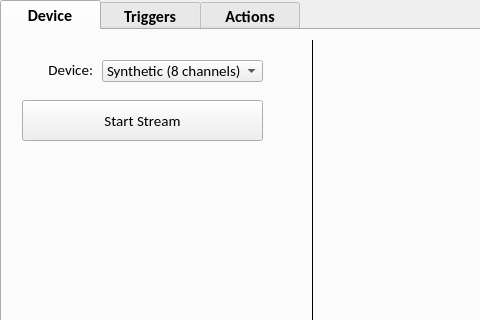
Above: interface.ui from lan-party/NeuroShortcut before the change; both pictures show x 0 to 480 and y 0 to 320 of the 1191 by 639 pixel window. Below: the same form after it.
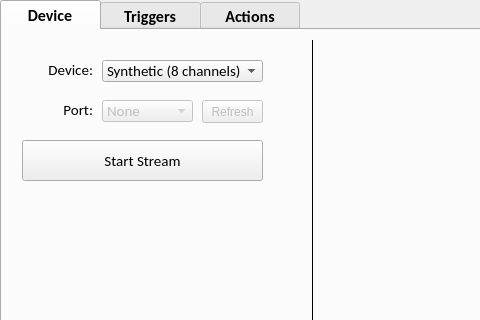
That is the form after the change. Icons and pictures are not drawn. Custom widgets are drawn as their Qt base class.

Commit message: - Added COM port discovery and selection dropdown

Diff of the .ui file:
```diff
--- a/interface.ui
+++ b/interface.ui
@@ -104,7 +104,7 @@
      <property name="geometry">
       <rect>
        <x>20</x>
-       <y>70</y>
+       <y>110</y>
        <width>241</width>
        <height>41</height>
       </rect>
@@ -148,6 +148,74 @@
       <string notr="true">background-image: url(assets/cytonpins.png);</string>
      </property>
     </widget>
+    <widget class="QComboBox" name="portSelect">
+     <property name="enabled">
+      <bool>false</bool>
+     </property>
+     <property name="geometry">
+      <rect>
+       <x>100</x>
+       <y>70</y>
+       <width>91</width>
+       <height>22</height>
+      </rect>
+     </property>
+     <property name="font">
+      <font>
+       <family>Calibri</family>
+       <pointsize>11</pointsize>
+      </font>
+     </property>
+     <property name="currentText">
+      <string>None</string>
+     </property>
+     <property name="currentIndex">
+      <number>0</number>
+     </property>
+     <item>
+      <property name="text">
+       <string>None</string>
+      </property>
+     </item>
+    </widget>
+    <widget class="QLabel" name="portLabel">
+     <property name="geometry">
+      <rect>
+       <x>20</x>
+       <y>70</y>
+       <width>71</width>
+       <height>21</height>
+      </rect>
+     </property>
+     <property name="font">
+      <font>
+       <family>Calibri</family>
+       <pointsize>11</pointsize>
+      </font>
+     </property>
+     <property name="text">
+      <string>&lt;html&gt;&lt;head/&gt;&lt;body&gt;&lt;p&gt;Port:&lt;/p&gt;&lt;/body&gt;&lt;/html&gt;</string>
+     </property>
+     <property name="alignment">
+      <set>Qt::AlignRight|Qt::AlignTrailing|Qt::AlignVCenter</set>
+     </property>
+    </widget>
+    <widget class="QPushButton" name="portRefreshButton">
+     <property name="enabled">
+      <bool>false</bool>
+     </property>
+     <property name="geometry">
+      <rect>
+       <x>200</x>
+       <y>70</y>
+       <width>61</width>
+       <height>23</height>
+      </rect>
+     </property>
+     <property name="text">
+      <string>Refresh</string>
+     </property>
+    </widget>
    </widget>
    <widget class="QWidget" name="triggersTab">
     <attribute name="title">
```
The commit also changes 1 other file.
